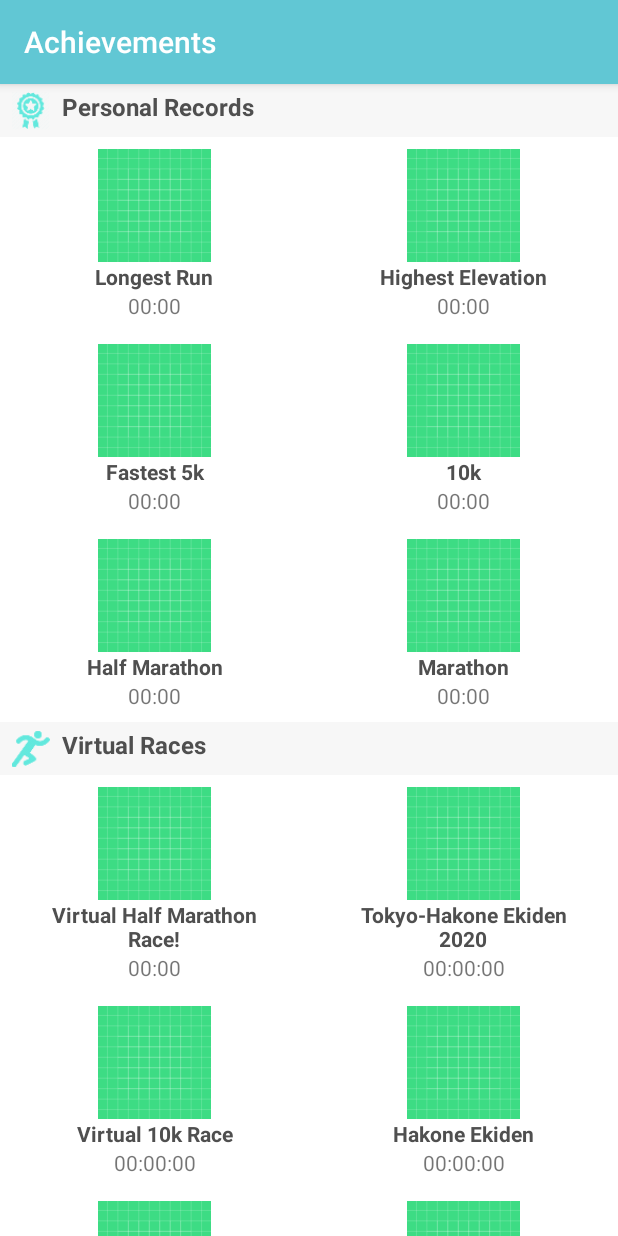
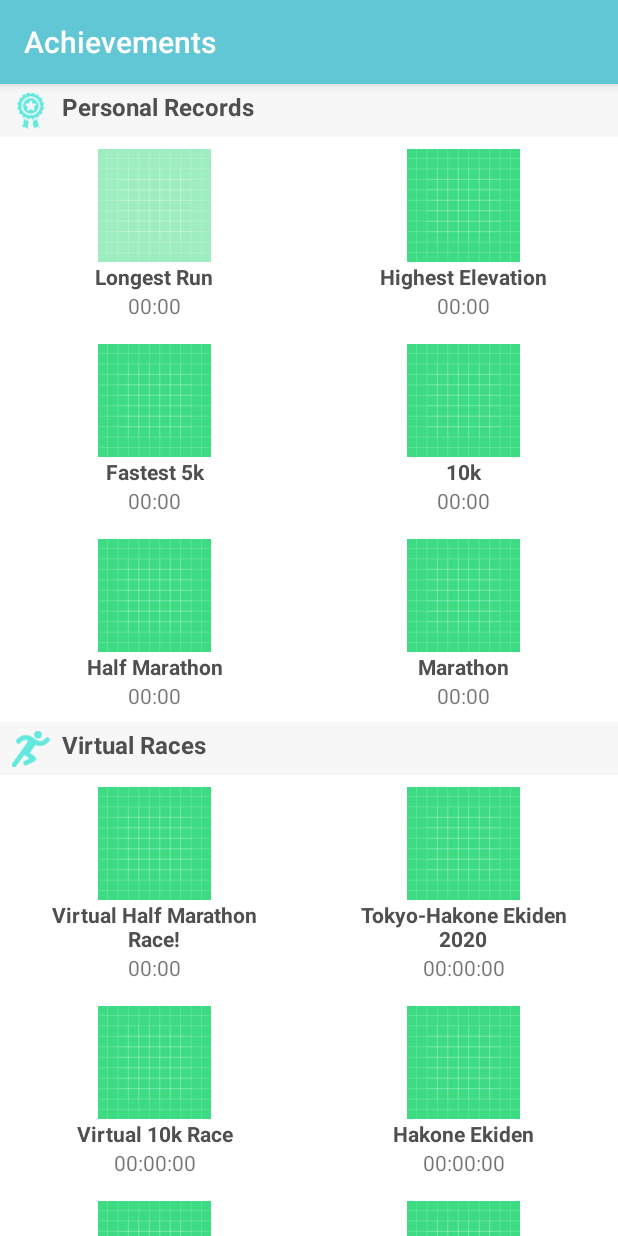
Before and after one commit to AaronReginaldOsborne/Runkeeper-Technical-Assignment, an Android app: the screen it shows after launch (MainActivity), on a phone screen of 412 x 824 dp. Run offline under Robolectric (Android 15) with nearby library versions, the phone set to English and light mode, and no system bars; libraries missing offline, so code that uses them is left out: nl.dionsegijn.konfetti; pictures from the network do not load.

Commit message:
Fix transparency if achievement not obtained

```diff
--- a/app/src/main/java/com/example/runkeeper_technical_assignment/AchievementRecyclerAdapter.kt
+++ b/app/src/main/java/com/example/runkeeper_technical_assignment/AchievementRecyclerAdapter.kt
@@ -79,7 +79,7 @@ class AchievementRecyclerAdapter :  RecyclerView.Adapter<RecyclerView.ViewHolder
 
             //change color if disabled
             if(!achievement.isObtained)
-                achievement_image.setColorFilter(ContextCompat.getColor(itemView.context, R.color.colorGrey), android.graphics.PorterDuff.Mode.MULTIPLY)
+                achievement_image.alpha = 0.5f
         }
     }
 
--- a/app/src/main/java/com/example/runkeeper_technical_assignment/DataSource.kt
+++ b/app/src/main/java/com/example/runkeeper_technical_assignment/DataSource.kt
@@ -10,7 +10,7 @@ class DataSource {
                             "Longest Run",
                             "00:00",
                             "https://imgur.com/Xm7hS5u.png",
-                            true
+                            false
                     )
             )
             list.add(
```
